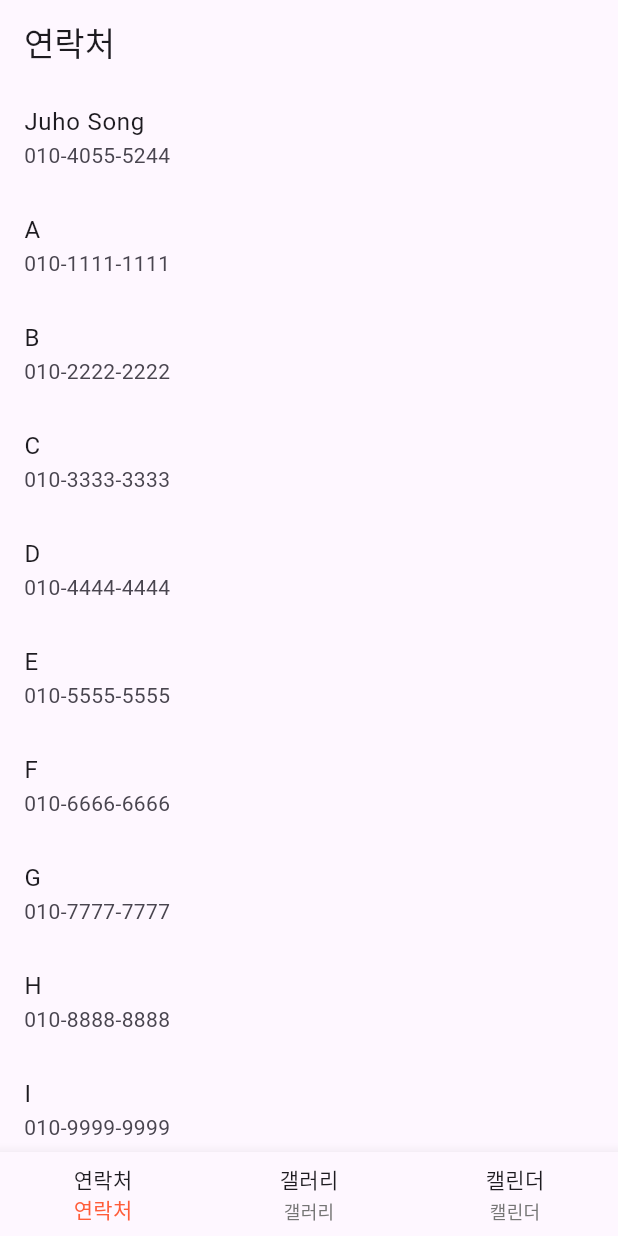
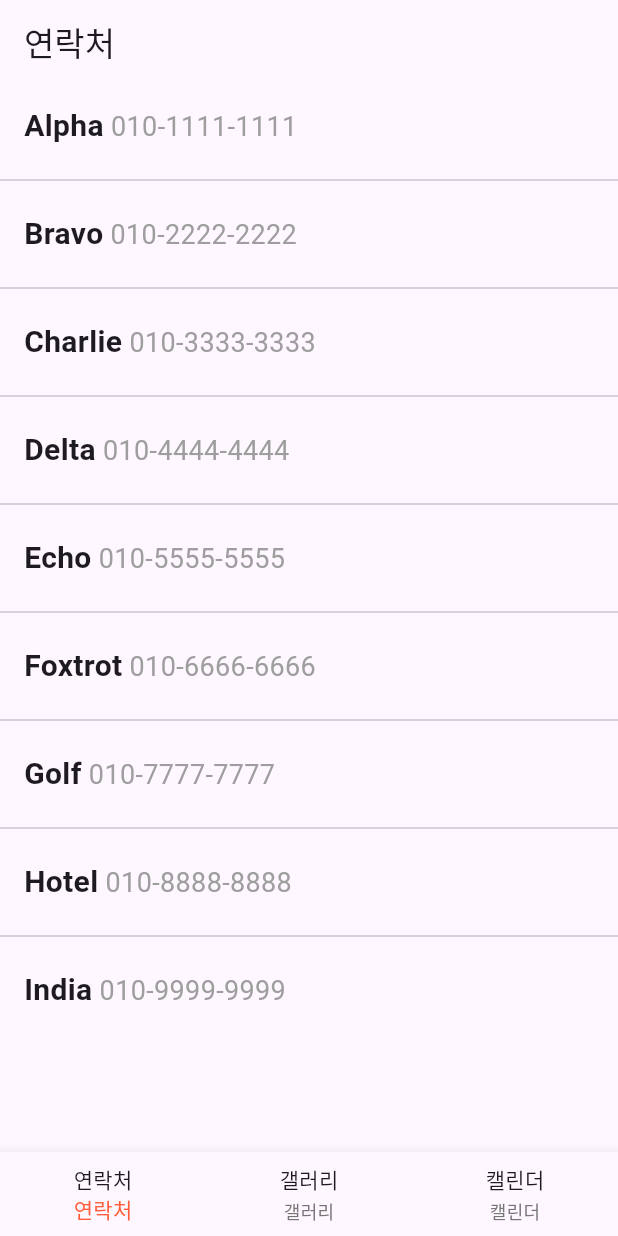
Before and after one commit to jjjh02/madcamp_1week, a Flutter app: the screen it shows after launch, on a phone screen of 412 x 824 dp. Run offline on Flutter 3.47's test engine with Material 3 defaults, Android fonts, the phone set to English and light mode, and no system bars; Roboto replaces fonts that are missing (SUITE).

Commit message:
viewContactpage_popup

```diff
--- a/lib/pages/contact/ContactModel.dart
+++ b/lib/pages/contact/ContactModel.dart
@@ -5,15 +5,17 @@ import 'package:flutter/material.dart';
 class Contact {
   final String name;
   final String phoneNumber;
+  final String relation;
 
 
-  Contact({required this.name, required this.phoneNumber});
+  Contact({required this.name, required this.phoneNumber, required this.relation});
 
 
   factory Contact.fromJson(Map<String, dynamic> json) {
     return Contact(
       name: json['name'],
       phoneNumber: json['phoneNumber'],
+      relation: json['relation'],
     );
   }
 }
--- a/lib/pages/contact/ViewContactPage.dart
+++ b/lib/pages/contact/ViewContactPage.dart
@@ -1,30 +1,70 @@
 import 'package:flutter/material.dart';
 import 'package:madcamp_1week/pages/contact/ContactModel.dart';
 
-
 class ViewContactPageWidget extends StatefulWidget {
   const ViewContactPageWidget({Key? key}) : super(key: key);
-
 
   @override
   State<ViewContactPageWidget> createState() => _ViewContactPageWidgetState();
 }
 
-
 class _ViewContactPageWidgetState extends State<ViewContactPageWidget> {
   final List<Contact> contacts = [
-    Contact(name: 'Juho Song', phoneNumber: '010-4055-5244'),
-    Contact(name: 'A', phoneNumber: '010-1111-1111'),
-    Contact(name: 'B', phoneNumber: '010-2222-2222'),
-    Contact(name: 'C', phoneNumber: '010-3333-3333'),
-    Contact(name: 'D', phoneNumber: '010-4444-4444'),
-    Contact(name: 'E', phoneNumber: '010-5555-5555'),
-    Contact(name: 'F', phoneNumber: '010-6666-6666'),
-    Contact(name: 'G', phoneNumber: '010-7777-7777'),
-    Contact(name: 'H', phoneNumber: '010-8888-8888'),
-    Contact(name: 'I', phoneNumber: '010-9999-9999'),
+    Contact(name: 'Alpha', phoneNumber: '010-1111-1111', relation: 'family'),
+    Contact(name: 'Bravo', phoneNumber: '010-2222-2222', relation: 'friend'),
+    Contact(name: 'Charlie', phoneNumber: '010-3333-3333', relation: 'relative'),
+    Contact(name: 'Delta', phoneNumber: '010-4444-4444', relation: 'family'),
+    Contact(name: 'Echo', phoneNumber: '010-5555-5555', relation: 'friend'),
+    Contact(name: 'Foxtrot', phoneNumber: '010-6666-6666', relation: 'friend'),
+    Contact(name: 'Golf', phoneNumber: '010-7777-7777', relation: 'family'),
+    Contact(name: 'Hotel', phoneNumber: '010-8888-8888', relation: 'friend'),
+    Contact(name: 'India', phoneNumber: '010-9999-9999', relation: 'relative'),
   ];
 
+void _showContactDetails(BuildContext context, Contact contact) {
+  showDialog(
+    context: context,
+    builder: (BuildContext context) {
+      return AlertDialog(
+        title: Container(
+          padding: EdgeInsets.only(top: 30.0),
+          child: Icon(Icons.person, size: 50.0, color: Colors.blue),
+        ),
+        content: Column(
+          crossAxisAlignment: CrossAxisAlignment.center,
+          mainAxisSize: MainAxisSize.min,
+          children: [
+            SizedBox(height: 20.0),
+            Text(
+              '${contact.name}',
+              style: TextStyle(fontSize: 18.0, fontWeight: FontWeight.bold),
+            ),
+            Text(
+              '${contact.phoneNumber}',
+              style: TextStyle(fontSize: 18.0),
+            ),
+            Text(
+              '${contact.relation}',
+              style: TextStyle(fontSize: 18.0),
+            ),
+          ],
+        ),
+        contentPadding: EdgeInsets.only(top: 30.0),
+        actions: [
+          Padding(
+            padding: const EdgeInsets.only(top: 10.0),
+            child: IconButton(
+              onPressed: () {
+                Navigator.of(context).pop();
+              },
+              icon: Icon(Icons.close, size: 20.0),
+            ),
+          ),
+        ],
+      );
+    },
+  );
+}
 
   @override
   Widget build(BuildContext context) {
@@ -33,16 +73,41 @@ class _ViewContactPageWidgetState extends State<ViewContactPageWidget> {
         title: Text('연락처'),
       ),
       body: ListView.builder(
-        itemCount: contacts.length,
+        itemCount: contacts.length * 2 - 1, // 선을 넣기 위해 항목 수 조정
         itemBuilder: (context, index) {
-          return ListTile(
-            title: Text(contacts[index].name),
-            subtitle: Text(contacts[index].phoneNumber),
-          );
-        }
-      )
-
-
+          if (index.isOdd) {
+            // 홀수 인덱스에 Divider 추가
+            return Divider();
+          } else {
+            // 짝수 인덱스에 ListTile 추가
+            final contactIndex = index ~/ 2;
+            return ListTile(
+              title: RichText(
+                text: TextSpan(
+                  style: DefaultTextStyle.of(context).style,
+                  children: <TextSpan>[
+                    TextSpan(
+                      text: contacts[contactIndex].name,
+                      style: TextStyle(
+                        fontWeight: FontWeight.bold,
+                        fontSize: 20.0, // 이름의 폰트 사이즈
+                      ),
+                    ),
+                    TextSpan(
+                      text: ' ${contacts[contactIndex].phoneNumber}',
+                      style: TextStyle(
+                        fontSize: 18.0, // 전화번호의 폰트 사이즈
+                        color: Colors.grey, // 선택사항: 전화번호에 대한 색상
+                      ),
+                    ),
+                  ],
+                ),
+              ),
+              onTap: () => _showContactDetails(context, contacts[contactIndex]),
+            );
+          }
+        },
+      ),
     );
   }
 }
```
